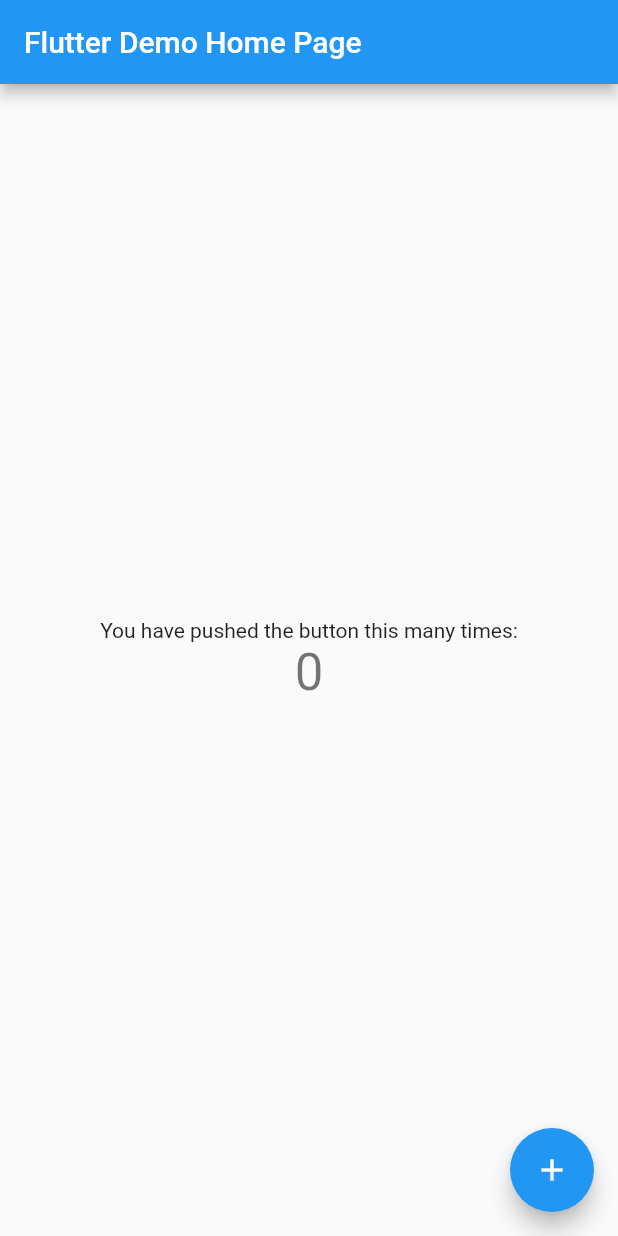
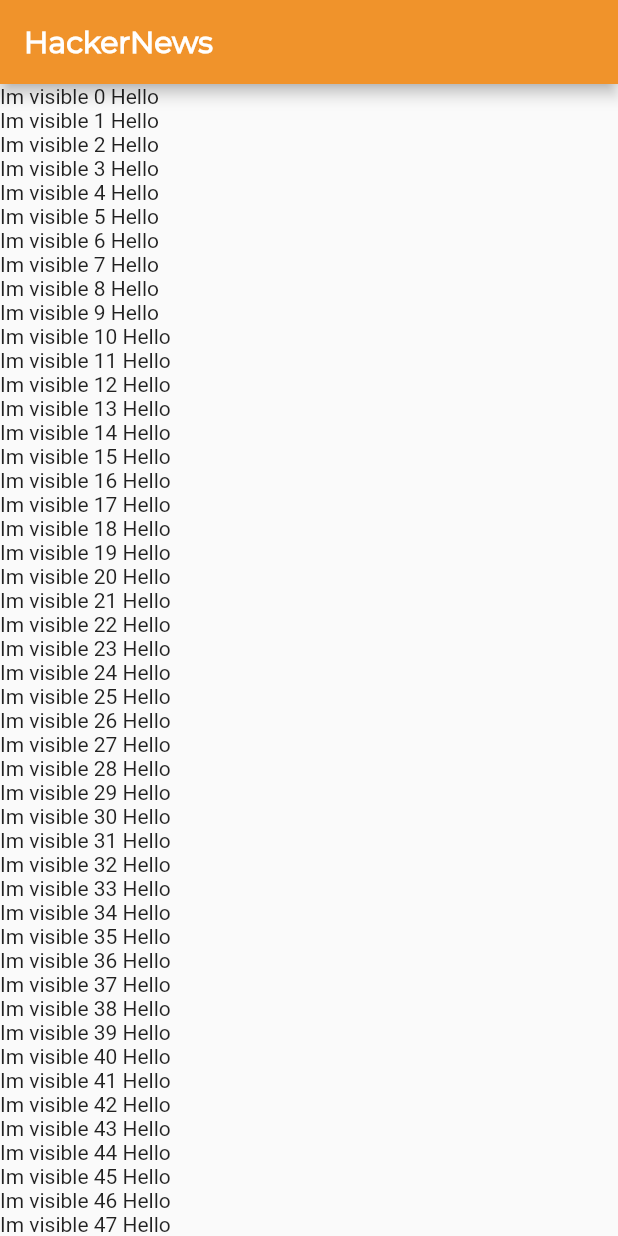
Before and after one commit to prashantchanne12/HackerNews, a Flutter app: the screen it shows after launch, on a phone screen of 412 x 824 dp. Run offline on Flutter 3.47's test engine with Material 2 defaults, Android fonts, the phone set to English and light mode, and no system bars; our stand-ins replace sqflite; accounts and stored records are empty.

Commit message:
created new screens

```diff
--- a/lib/main.dart
+++ b/lib/main.dart
@@ -1,86 +1,6 @@
 import 'package:flutter/material.dart';
-import 'package:hacker_news/src/resources/news_api_provider.dart';
+import 'package:hacker_news/src/app.dart';
 
 void main() {
-  runApp(MyApp());
+  runApp(App());
 }
-
-class MyApp extends StatelessWidget {
-  // This widget is the root of your application.
-  @override
-  Widget build(BuildContext context) {
-    return MaterialApp(
-      title: 'Flutter Demo',
-      theme: ThemeData(
-        // This is the theme of your application.
-        //
-        // Try running your application with "flutter run". You'll see the
-        // application has a blue toolbar. Then, without quitting the app, try
-        // changing the primarySwatch below to Colors.green and then invoke
-        // "hot reload" (press "r" in the console where you ran "flutter run",
-        // or simply save your changes to "hot reload" in a Flutter IDE).
-        // Notice that the counter didn't reset back to zero; the application
-        // is not restarted.
-        primarySwatch: Colors.blue,
-        // This makes the visual density adapt to the platform that you run
-        // the app on. For desktop platforms, the controls will be smaller and
-        // closer together (more dense) than on mobile platforms.
-        visualDensity: VisualDensity.adaptivePlatformDensity,
-      ),
-      home: MyHomePage(title: 'Flutter Demo Home Page'),
-    );
-  }
-}
-
-class MyHomePage extends StatefulWidget {
-  MyHomePage({Key key, this.title}) : super(key: key);
-  final String title;
-
-  @override
-  _MyHomePageState createState() => _MyHomePageState();
-}
-
-class _MyHomePageState extends State<MyHomePage> {
-  int _counter = 0;
-  final news = NewsApiProvider();
-
-  void _incrementCounter() {
-    setState(() {
-      _counter++;
-    });
-  }
-
-  void getData() async {
-    final data = await news.fetchTopIds();
-    print(data);
-  }
-
-  @override
-  Widget build(BuildContext context) {
-//    getData();
-    return Scaffold(
-      appBar: AppBar(
-        title: Text(widget.title),
-      ),
-      body: Center(
-        child: Column(
-          mainAxisAlignment: MainAxisAlignment.center,
-          children: <Widget>[
-            Text(
-              'You have pushed the button this many times:',
-            ),
-            Text(
-              '$_counter',
-              style: Theme.of(context).textTheme.headline4,
-            ),
-          ],
-        ),
-      ),
-      floatingActionButton: FloatingActionButton(
-        onPressed: _incrementCounter,
-        tooltip: 'Increment',
-        child: Icon(Icons.add),
-      ), // This trailing comma makes auto-formatting nicer for build methods.
-    );
-  }
-}
--- /dev/null
+++ b/lib/src/app.dart
@@ -0,0 +1,13 @@
+import 'package:flutter/material.dart';
+import 'package:hacker_news/src/screens/new_list.dart';
+
+class App extends StatelessWidget {
+  @override
+  Widget build(BuildContext context) {
+    return MaterialApp(
+      title: 'HackerNews',
+      debugShowCheckedModeBanner: false,
+      home: NewsList(),
+    );
+  }
+}
--- a/lib/src/resources/news_api_provider.dart
+++ b/lib/src/resources/news_api_provider.dart
@@ -2,12 +2,14 @@ import 'dart:convert';
 import 'package:hacker_news/src/models/item_model.dart';
 import 'package:http/http.dart' show Client;
 import 'dart:async';
+import 'repository.dart';
 
 final _rootUrl = 'https://hacker-news.firebaseio.com/v0';
 
-class NewsApiProvider {
+class NewsApiProvider implements Source {
   Client client = Client();
 
+  @override
   Future<List<int>> fetchTopIds() async {
     final response = await client.get('$_rootUrl/topstories.json');
     final ids = json.decode(response.body);
@@ -15,6 +17,7 @@ class NewsApiProvider {
     return ids.cast<int>();
   }
 
+  @override
   Future<ItemModel> fetchItem(int id) async {
     final response = await client.get('$_rootUrl/item/$id.json');
     final parsedJson = json.decode(response.body);
--- /dev/null
+++ b/lib/src/screens/new_list.dart
@@ -0,0 +1,45 @@
+import 'package:flutter/material.dart';
+
+class NewsList extends StatelessWidget {
+  @override
+  Widget build(BuildContext context) {
+    return Scaffold(
+      appBar: AppBar(
+        title: Text(
+          'HackerNews',
+          style: TextStyle(
+            fontFamily: 'mont',
+            fontWeight: FontWeight.bold,
+          ),
+        ),
+        backgroundColor: Color(0xfff0932b),
+      ),
+      body: buildList(),
+    );
+  }
+
+  Widget buildList() {
+    return ListView.builder(
+      itemCount: 100,
+      itemBuilder: (BuildContext context, int index) {
+        // returns widget when future is resolved
+        // Only returns widgets that fits in size of screen
+        return FutureBuilder(
+          future: getFuture(),
+          builder: (context, snapshot) {
+            return snapshot.hasData
+                ? Text('Im visible $index ${snapshot.data}')
+                : Text('I have not fetched the data yet');
+          },
+        );
+      },
+    );
+  }
+
+  getFuture() {
+    return Future.delayed(
+      Duration(seconds: 2),
+      () => 'Hello',
+    );
+  }
+}
```
Also changed, not shown: lib/src/resources/news_db_provider.dart (+16 -1 lines), lib/src/resources/repository.dart (+29 -8 lines), pubspec.yaml (+4 -6 lines), assets/fonts/Montserrat-Regular.ttf (added), assets/fonts/Rubik-Regular.ttf (added), 1 other file.
